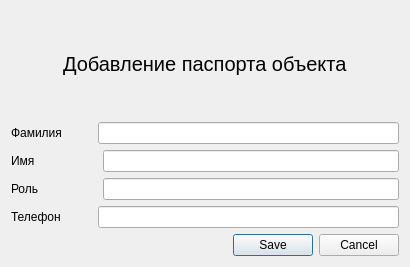
Old version of the form src/dialogadddevice.ui in the repository IlchenkoVasily/seye.
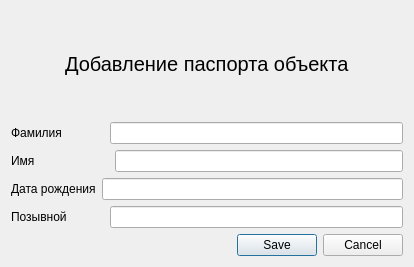
New version of the form.

```diff
--- a/src/dialogadddevice.ui
+++ b/src/dialogadddevice.ui
@@ -90,7 +90,7 @@
        </property>
        <property name="sizeHint" stdset="0">
         <size>
-         <width>30</width>
+         <width>42</width>
          <height>20</height>
         </size>
        </property>
@@ -120,14 +120,18 @@
        </property>
        <property name="sizeHint" stdset="0">
         <size>
-         <width>62</width>
+         <width>74</width>
          <height>20</height>
         </size>
        </property>
       </spacer>
      </item>
      <item>
-      <widget class="QLineEdit" name="surnamelineEdit_2"/>
+      <widget class="QLineEdit" name="firstname">
+       <property name="text">
+        <string/>
+       </property>
+      </widget>
      </item>
     </layout>
    </item>
@@ -136,7 +140,7 @@
      <item>
       <widget class="QLabel" name="label_8">
        <property name="text">
-        <string>Роль</string>
+        <string>Дата рождения</string>
        </property>
       </widget>
      </item>
@@ -146,11 +150,11 @@
         <enum>Qt::Horizontal</enum>
        </property>
        <property name="sizeType">
-        <enum>QSizePolicy::Fixed</enum>
+        <enum>QSizePolicy::Minimum</enum>
        </property>
        <property name="sizeHint" stdset="0">
         <size>
-         <width>58</width>
+         <width>0</width>
          <height>20</height>
         </size>
        </property>
@@ -166,7 +170,7 @@
      <item>
       <widget class="QLabel" name="label_9">
        <property name="text">
-        <string>Телефон</string>
+        <string>Позывной</string>
        </property>
       </widget>
      </item>
@@ -180,7 +184,7 @@
        </property>
        <property name="sizeHint" stdset="0">
         <size>
-         <width>31</width>
+         <width>37</width>
          <height>20</height>
         </size>
        </property>
@@ -193,6 +197,24 @@
    </item>
    <item>
     <widget class="QDialogButtonBox" name="buttonBox_2">
+     <property name="enabled">
+      <bool>true</bool>
+     </property>
+     <property name="minimumSize">
+      <size>
+       <width>392</width>
+       <height>0</height>
+      </size>
+     </property>
+     <property name="maximumSize">
+      <size>
+       <width>160000</width>
+       <height>16777215</height>
+      </size>
+     </property>
+     <property name="cursor">
+      <cursorShape>IBeamCursor</cursorShape>
+     </property>
      <property name="standardButtons">
       <set>QDialogButtonBox::Cancel|QDialogButtonBox::Save</set>
      </property>
```
Left out of the diff: 6 changed lines with no effect on the pictures.
